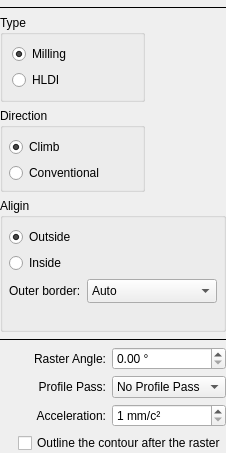
First picture: the form in plugins/gcode/pocketraster/pocketrasterform.ui, repository 4ygeca/GERBER_X3, before the edit.
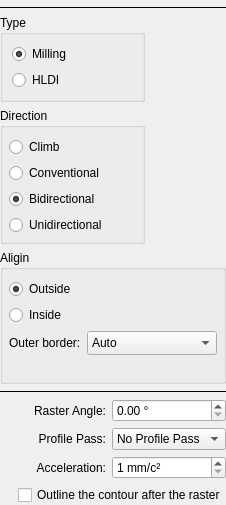
Second picture: the form after the edit. Icons and pictures are not drawn. Custom widgets are drawn as their Qt base class.

Commit message: pocketraster: «Направление» у HLDI -- двунаправленный/однонаправленный

```diff
--- a/plugins/gcode/pocketraster/pocketrasterform.ui
+++ b/plugins/gcode/pocketraster/pocketrasterform.ui
@@ -248,6 +248,35 @@
           </property>
          </widget>
         </item>
+        <item>
+         <widget class="QRadioButton" name="rbBidirectional">
+          <property name="toolTip">
+           <string>The rows are exposed in both directions, as a snake: the shortest pass.</string>
+          </property>
+          <property name="text">
+           <string>Bidirectional</string>
+          </property>
+          <property name="checked">
+           <bool>true</bool>
+          </property>
+          <attribute name="buttonGroup">
+           <string notr="true">bgHldiDirection</string>
+          </attribute>
+         </widget>
+        </item>
+        <item>
+         <widget class="QRadioButton" name="rbUnidirectional">
+          <property name="toolTip">
+           <string>Every row is exposed in the same direction, with a return without the beam between the rows: the edges of all rows line up (backlash and the beam lag do not shift every other row), the pass takes about twice as long.</string>
+          </property>
+          <property name="text">
+           <string>Unidirectional</string>
+          </property>
+          <attribute name="buttonGroup">
+           <string notr="true">bgHldiDirection</string>
+          </attribute>
+         </widget>
+        </item>
        </layout>
       </widget>
      </item>
```
Left out of the diff: 3 changed lines with no effect on the pictures. The commit also changes 2 other files.
